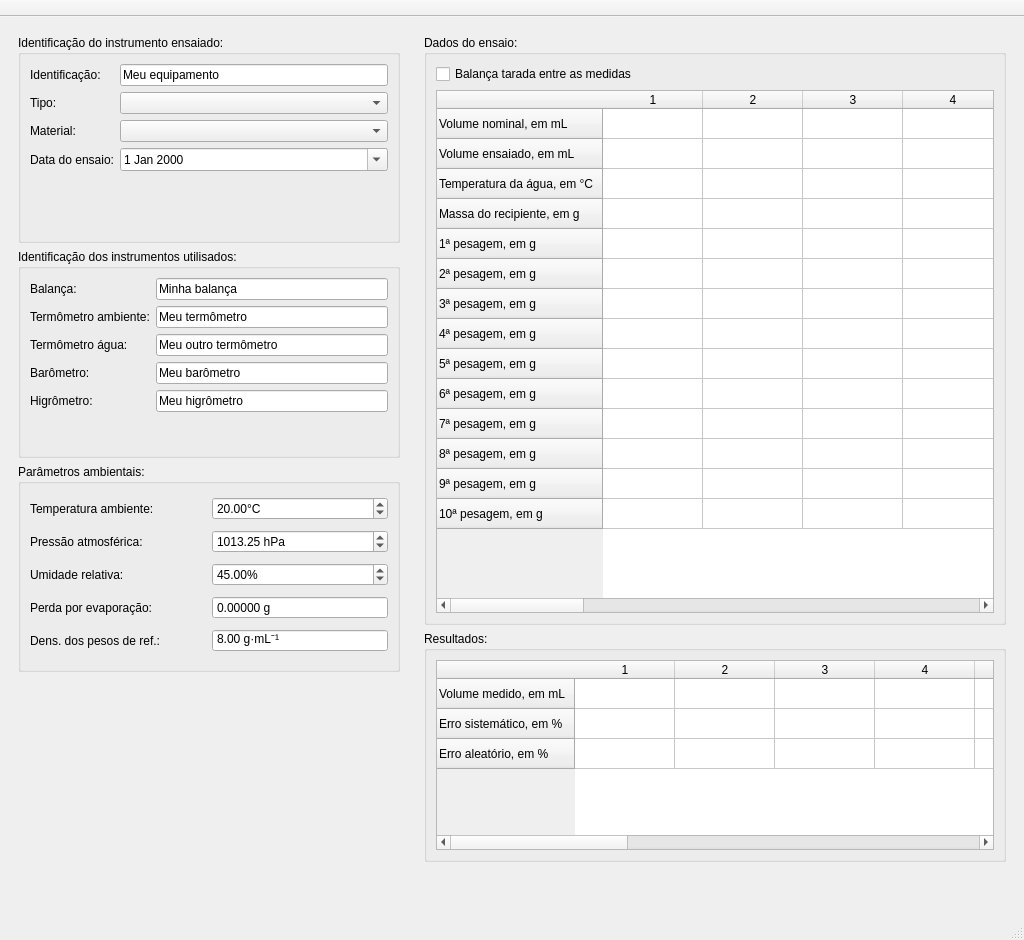
Above: vaca.ui from brunoparente77/vaca before the change. Below: the same form after it.
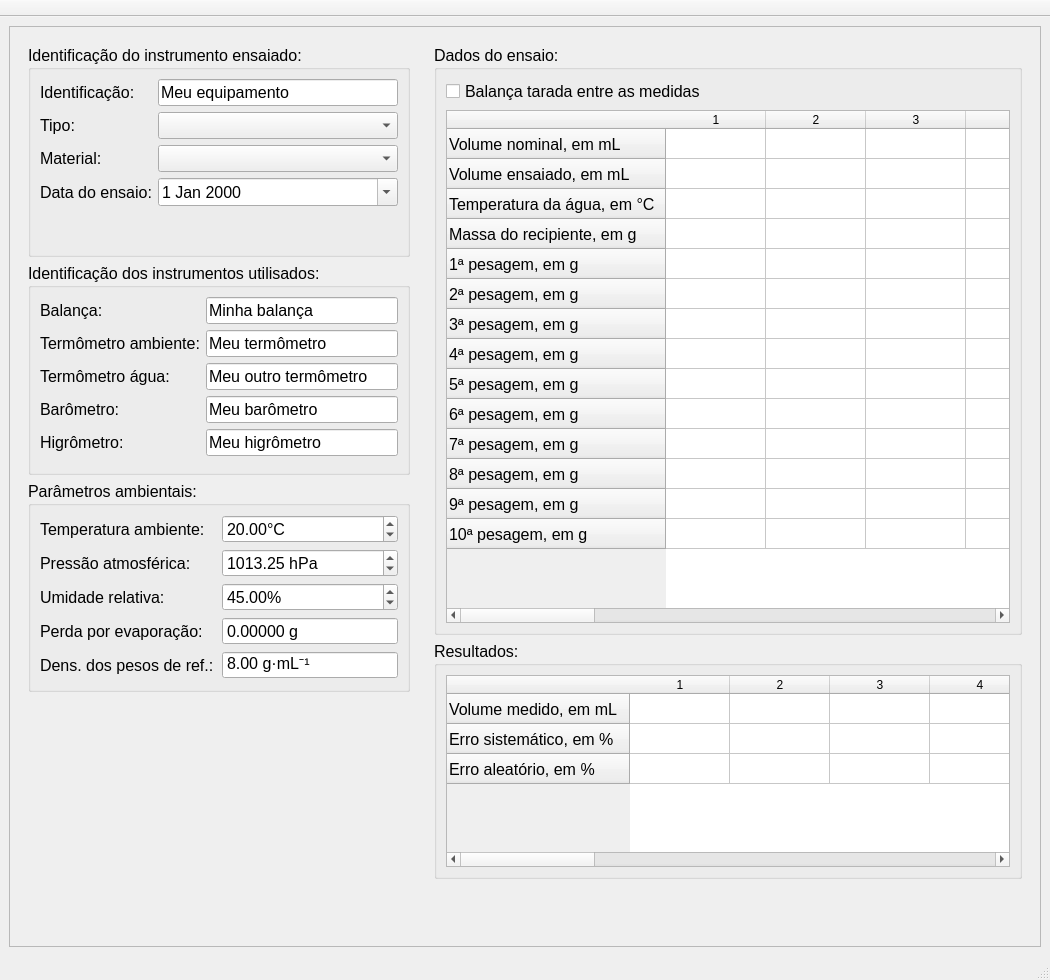
That is the form after the change. Icons and pictures are not drawn.

Commit message: ajustes na UI pra resolução HD

Patch:
```diff
--- a/vaca.ui
+++ b/vaca.ui
@@ -6,26 +6,35 @@
    <rect>
     <x>0</x>
     <y>0</y>
-    <width>1024</width>
-    <height>940</height>
+    <width>1050</width>
+    <height>980</height>
    </rect>
   </property>
-  <property name="minimumSize">
-   <size>
-    <width>1024</width>
-    <height>720</height>
-   </size>
-  </property>
-  <property name="maximumSize">
-   <size>
-    <width>4096</width>
-    <height>3600</height>
-   </size>
+  <property name="font">
+   <font>
+    <family>Cantarell</family>
+    <pointsize>12</pointsize>
+   </font>
   </property>
   <property name="windowTitle">
    <string>MainWindow</string>
   </property>
   <widget class="QWidget" name="centralwidget">
+   <layout class="QVBoxLayout" name="verticalLayout">
+    <item>
+     <widget class="QScrollArea" name="scrollArea">
+      <property name="widgetResizable">
+       <bool>true</bool>
+      </property>
+      <widget class="QWidget" name="scrollAreaWidgetContents">
+       <property name="geometry">
+        <rect>
+         <x>0</x>
+         <y>0</y>
+         <width>1030</width>
+         <height>919</height>
+        </rect>
+       </property>
    <layout class="QHBoxLayout" name="horizontalLayout">
     <item>
      <widget class="QWidget" name="widget_2" native="true">
@@ -41,7 +50,7 @@
         <height>16777215</height>
        </size>
       </property>
-      <layout class="QVBoxLayout" name="verticalLayout">
+          <layout class="QVBoxLayout" name="verticalLayout_2">
        <item>
         <widget class="QGroupBox" name="groupBox">
          <property name="sizePolicy">
@@ -417,7 +426,7 @@
     </item>
     <item>
      <widget class="QWidget" name="widget" native="true">
-      <layout class="QVBoxLayout" name="verticalLayout_2">
+          <layout class="QVBoxLayout" name="verticalLayout_3">
        <item>
         <widget class="QGroupBox" name="groupBox_5">
          <property name="sizePolicy">
@@ -435,7 +444,7 @@
          <property name="title">
           <string>Dados do ensaio:</string>
          </property>
-         <layout class="QVBoxLayout" name="verticalLayout_3">
+             <layout class="QVBoxLayout" name="verticalLayout_4">
           <item>
            <widget class="QCheckBox" name="checkTara">
             <property name="text">
@@ -564,7 +573,7 @@
          <property name="title">
           <string>Resultados:</string>
          </property>
-         <layout class="QVBoxLayout" name="verticalLayout_4">
+             <layout class="QVBoxLayout" name="verticalLayout_5">
           <item>
            <widget class="QTableWidget" name="tableRes">
             <property name="columnCount">
@@ -620,14 +629,12 @@
     </item>
    </layout>
   </widget>
+     </widget>
+    </item>
+   </layout>
+  </widget>
   <widget class="QStatusBar" name="statusbar"/>
   <widget class="QToolBar" name="toolBar">
-   <property name="sizePolicy">
-    <sizepolicy hsizetype="Preferred" vsizetype="Expanding">
-     <horstretch>0</horstretch>
-     <verstretch>0</verstretch>
-    </sizepolicy>
-   </property>
    <property name="windowTitle">
     <string>toolBar</string>
    </property>
```
Left out of the diff: 5 changed lines with no effect on the pictures. Lines whose indentation alone changed are shown as unchanged. The commit also changes 3 other files.
